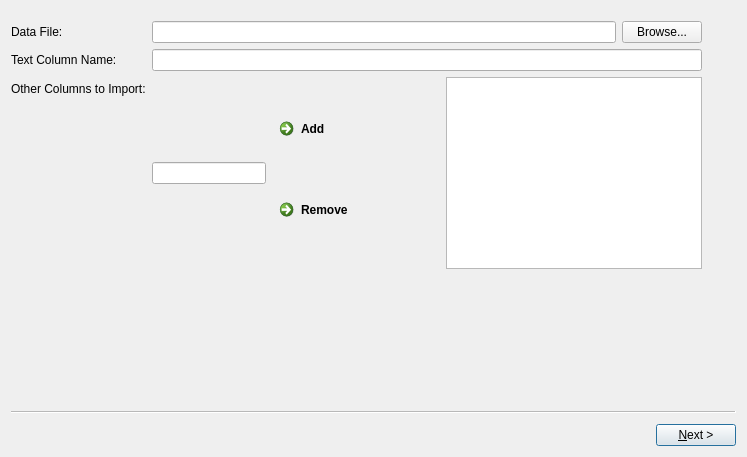
The window that topics_modeling_wizard.ui (GSA/MD-Automated-Text-Analysis) describes before a commit, drawn with Qt 5.
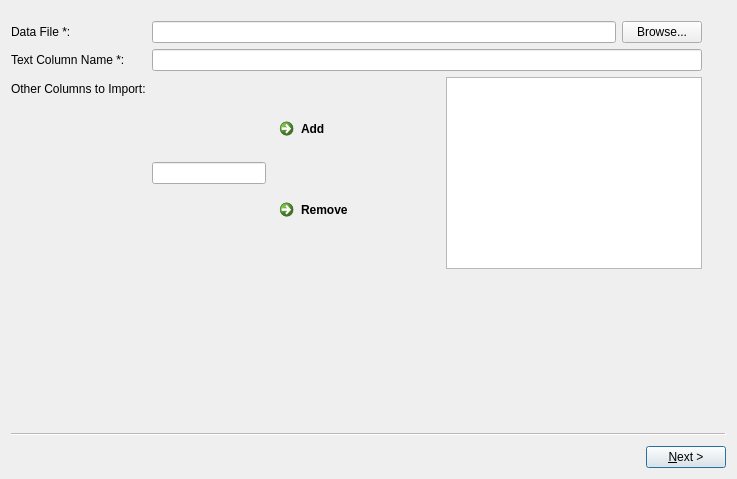
The same window after the commit.

Patch:
```diff
--- a/topics_modeling_wizard.ui
+++ b/topics_modeling_wizard.ui
@@ -6,8 +6,8 @@
    <rect>
     <x>0</x>
     <y>0</y>
-    <width>747</width>
-    <height>457</height>
+    <width>737</width>
+    <height>479</height>
    </rect>
   </property>
   <property name="windowTitle">
@@ -42,7 +42,10 @@
      <item row="1" column="0">
       <widget class="QLabel" name="text_column_name_lbl">
        <property name="text">
-        <string>Text Column Name:</string>
+        <string>Text Column Name *:</string>
+       </property>
+       <property name="buddy">
+        <cstring>text_col_name_txt</cstring>
        </property>
       </widget>
      </item>
@@ -123,7 +126,10 @@
      <item row="0" column="0">
       <widget class="QLabel" name="data_file_lbl">
        <property name="text">
-        <string>Data File:</string>
+        <string>Data File *:</string>
+       </property>
+       <property name="buddy">
+        <cstring>data_file_txt</cstring>
        </property>
       </widget>
      </item>
```
Left out of the diff: 32 changed lines with no effect on the pictures.
